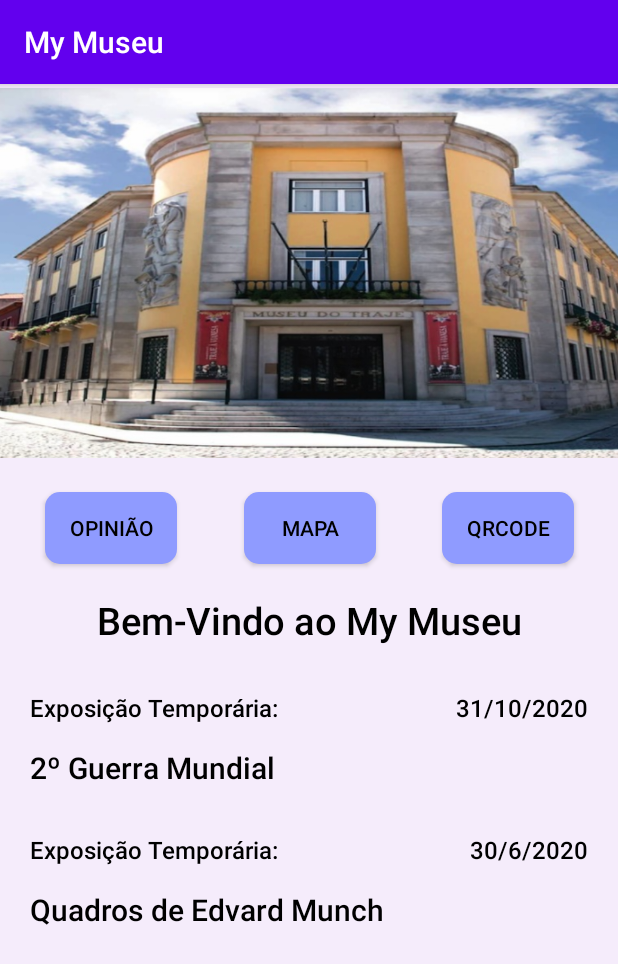
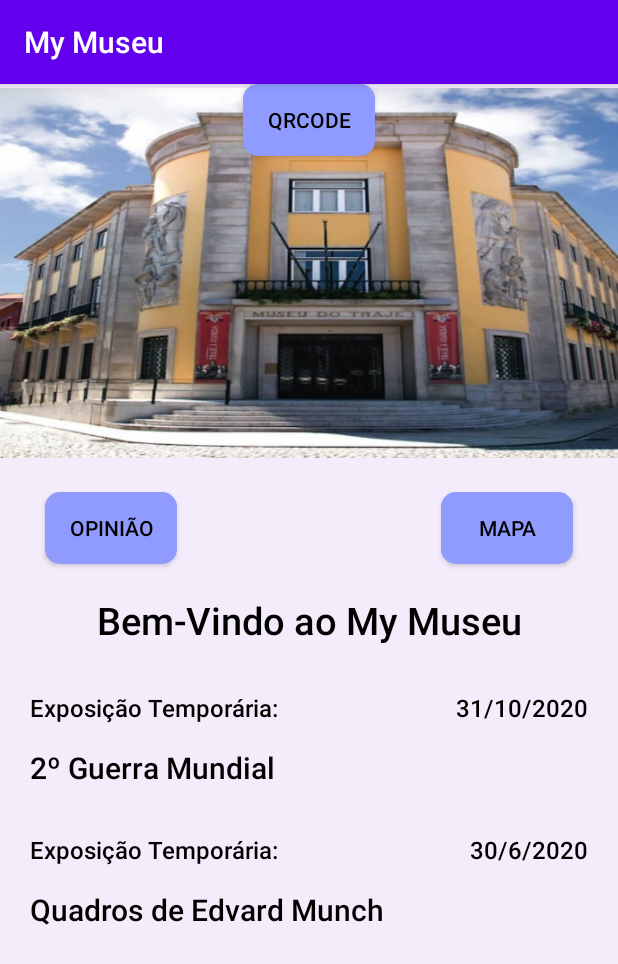
Before and after one commit to Yusufaky/MyMuseu, an Android app: the screen it shows after launch (MainActivity), on a phone screen of 412 x 824 dp. Shown: the top 964 px of the screen. Run offline under Robolectric (Android 15) with nearby library versions, the light colour scheme and no system bars; libraries missing offline, so code that uses them is left out: com.google.zxing.integration.

Commit message:
Alteraçoes da Heuristica

```diff
--- a/app/src/main/res/layout/activity_main.xml
+++ b/app/src/main/res/layout/activity_main.xml
@@ -10,16 +10,14 @@
     <Button
         android:id="@+id/btn_mapa"
         android:layout_width="wrap_content"
-        android:layout_height="0dp"
-        android:layout_marginStart="50dp"
+        android:layout_height="wrap_content"
         android:layout_marginTop="20dp"
-        android:layout_marginEnd="50dp"
+        android:layout_marginEnd="30dp"
         android:background="@drawable/designbutton"
         android:fontFamily="@string/fonte"
         android:text="@string/mapa_btn"
         android:textColor="@color/corTexto"
-        app:layout_constraintEnd_toStartOf="@+id/btn_qrcode"
-        app:layout_constraintStart_toEndOf="@+id/btn_opiniao"
+        app:layout_constraintEnd_toEndOf="parent"
         app:layout_constraintTop_toBottomOf="@+id/imgMain" />
 
     <Button
@@ -39,14 +37,14 @@
         android:id="@+id/btn_qrcode"
         android:layout_width="wrap_content"
         android:layout_height="wrap_content"
-        android:layout_marginTop="20dp"
-        android:layout_marginEnd="29dp"
         android:background="@drawable/designbutton"
         android:fontFamily="@string/fonte"
         android:text="@string/qrcode_btn"
         android:textColor="@color/corTexto"
-        app:layout_constraintEnd_toEndOf="parent"
-        app:layout_constraintTop_toBottomOf="@+id/imgMain" />
+        app:layout_constraintEnd_toStartOf="@+id/btn_mapa"
+        app:layout_constraintHorizontal_bias="0.5"
+        app:layout_constraintStart_toEndOf="@+id/btn_opiniao"
+        tools:layout_editor_absoluteY="272dp" />
 
     <ImageView
         android:id="@+id/imgMain"
```
